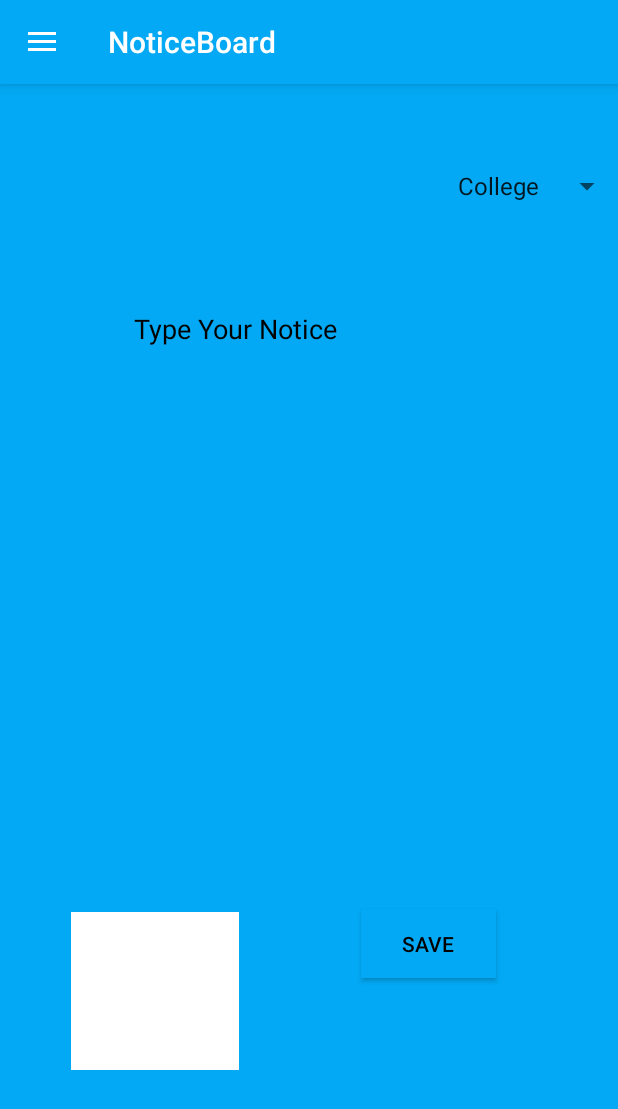
After one commit to Vibsterr99/NoticeBoard, an Android app: the fragment postfrag placed in its activity, on a phone screen of 412 x 824 dp. The commit adds this screen. Shown: the top 1109 px of the screen. Run offline under Robolectric (Android 15) with nearby library versions, the phone set to English and light mode, and no system bars; our stand-ins replace Firebase (no records; nobody signed in at launch, a user with empty details on screens opened directly).

Commit message:
major changes -> other info page done -> recycleview set -> post working and uploading

```diff
--- a/app/build.gradle
+++ b/app/build.gradle
@@ -65,7 +65,8 @@ dependencies {
     implementation "androidx.recyclerview:recyclerview:1.1.0"
     implementation "androidx.recyclerview:recyclerview-selection:1.1.0-rc03"
     implementation "androidx.cardview:cardview:1.0.0"
-
+    implementation 'androidx.legacy:legacy-support-v4:1.0.0'
+    implementation 'com.google.firebase:firebase-storage:19.2.0'
 
 
     testImplementation 'junit:junit:4.+'
--- a/app/src/main/AndroidManifest.xml
+++ b/app/src/main/AndroidManifest.xml
@@ -9,7 +9,7 @@
         android:roundIcon="@mipmap/ic_launcher_round"
         android:supportsRtl="true"
         android:theme="@style/Theme.NoticeBoard">
-        <activity android:name=".mainNoticeBoard"></activity>
+        <activity android:name=".mainNoticeBoard" />
         <activity android:name=".otherinfo" />
         <activity android:name=".MainActivity">
             <intent-filter>
--- /dev/null
+++ b/app/src/main/java/com/project/noticeboard/homefrag.java
@@ -0,0 +1,74 @@
+package com.project.noticeboard;
+
+import android.os.Bundle;
+
+import androidx.fragment.app.Fragment;
+import androidx.recyclerview.widget.LinearLayoutManager;
+import androidx.recyclerview.widget.RecyclerView;
+
+import android.view.LayoutInflater;
+import android.view.View;
+import android.view.ViewGroup;
+
+import java.util.ArrayList;
+import java.util.List;
+
+
+public class homefrag extends Fragment {
+
+    // TODO: Rename parameter arguments, choose names that match
+    // the fragment initialization parameters, e.g. ARG_ITEM_NUMBER
+    private static final String ARG_PARAM1 = "param1";
+    private static final String ARG_PARAM2 = "param2";
+
+    // TODO: Rename and change types of parameters
+    private String mParam1;
+    private String mParam2;
+
+    // TODO: Rename and change types and number of parameters
+    public static homefrag newInstance(String param1, String param2) {
+        homefrag fragment = new homefrag();
+        Bundle args = new Bundle();
+        args.putString(ARG_PARAM1, param1);
+        args.putString(ARG_PARAM2, param2);
+        fragment.setArguments(args);
+        return fragment;
+    }
+
+    @Override
+    public void onCreate(Bundle savedInstanceState) {
+        super.onCreate(savedInstanceState);
+        if (getArguments() != null) {
+            mParam1 = getArguments().getString(ARG_PARAM1);
+            mParam2 = getArguments().getString(ARG_PARAM2);
+        }
+    }
+
+
+    RecyclerView recyclerview;
+    List<post> notice;
+
+    @Override
+    public View onCreateView(LayoutInflater inflater, ViewGroup container,
+                             Bundle savedInstanceState) {
+        // Inflate the layout for this fragment
+        View view=inflater.inflate(R.layout.fragment_homefrag, container, false);
+
+        recyclerview=view.findViewById(R.id.homerecycler);
+        recyclerview.setHasFixedSize(true);
+        recyclerview.setLayoutManager(new LinearLayoutManager(getContext()));
+
+
+        list();
+
+        return view;
+    }
+
+    private List<post> list() {
+
+        notice=new ArrayList<>();
+//        notice.add(new post())
+
+        return null;
+    }
+}
--- a/app/src/main/java/com/project/noticeboard/mainNoticeBoard.java
+++ b/app/src/main/java/com/project/noticeboard/mainNoticeBoard.java
@@ -4,36 +4,83 @@ import androidx.annotation.NonNull;
 import androidx.appcompat.app.ActionBarDrawerToggle;
 import androidx.appcompat.app.AppCompatActivity;
 
+import android.content.Context;
 import android.content.Intent;
 import android.os.Bundle;
+import android.util.Log;
 import android.view.Gravity;
+import android.view.LayoutInflater;
 import android.view.Menu;
 import android.view.MenuInflater;
 import android.view.MenuItem;
+import android.view.View;
+import android.widget.LinearLayout;
+import android.widget.RelativeLayout;
 import android.widget.TextView;
+import android.widget.Toast;
 
 import androidx.appcompat.widget.Toolbar;
 import androidx.core.view.GravityCompat;
 import androidx.drawerlayout.widget.DrawerLayout;
 
+import com.google.android.gms.tasks.OnFailureListener;
+import com.google.android.gms.tasks.OnSuccessListener;
 import com.google.android.material.navigation.NavigationView;
 import com.google.firebase.auth.FirebaseAuth;
+import com.google.firebase.firestore.DocumentReference;
+import com.google.firebase.firestore.DocumentSnapshot;
+import com.google.firebase.firestore.FirebaseFirestore;
 import com.project.noticeboard.databinding.ActivityMainNoticeBoardBinding;
 import com.project.noticeboard.databinding.ActivityOtherinfoBinding;
 
-public class mainNoticeBoard extends AppCompatActivity {
+public class mainNoticeBoard extends AppCompatActivity implements NavigationView.OnNavigationItemSelectedListener {
     ActivityMainNoticeBoardBinding binding;
 
     private DrawerLayout drawer;
     private NavigationView navigationview;
     private TextView username;
-    private TextView mail;
+    private TextView email;
+    private static final String TAG="mainNoticeBoard";
+    private static final String key_username = "username";
+    private static final String key_mail = "email";
+
 
     @Override
     protected void onStart() {
         super.onStart();
 
+        FirebaseFirestore db;
 
+        db=FirebaseFirestore.getInstance();
+        DocumentReference ref = db.collection("user").document(FirebaseAuth.getInstance().getCurrentUser().getUid());
+        ref.get()
+                .addOnSuccessListener(new OnSuccessListener<DocumentSnapshot>(){
+                    @Override
+                    public void onSuccess(DocumentSnapshot documentSnapshot) {
+                        if(documentSnapshot.exists()){
+
+                            String name=documentSnapshot.getString(key_username);
+                            String mail=documentSnapshot.getString(key_mail);
+                            username.setText(name);
+                            email.setText(mail);
+
+
+                        }
+                        else{
+                            Toast.makeText(mainNoticeBoard.this, "Sorry, your information is not saved!", Toast.LENGTH_SHORT).show();
+                            Intent intent=new Intent(getApplicationContext(),otherinfo.class);
+                            intent.addFlags(Intent.FLAG_ACTIVITY_CLEAR_TASK | Intent.FLAG_ACTIVITY_CLEAR_TOP);
+                            startActivity(intent);
+                        }
+                    }
+                })
+                .addOnFailureListener(new OnFailureListener() {
+                    @Override
+                    public void onFailure(@NonNull Exception e) {
+                        Toast.makeText(mainNoticeBoard.this, "Error!", Toast.LENGTH_SHORT).show();
+                        Log.i(TAG, "onFailure: "+e.toString());
+                    }
+                });
     }
 
     @Override
@@ -43,20 +90,71 @@ public class mainNoticeBoard extends AppCompatActivity {
         setContentView(binding.getRoot());
 
 
-        username=findViewById(R.id.header_username);
-        mail=findViewById(R.id.header_mail);
+
+        LinearLayout rl = findViewById(R.id.headerlayout);
+        LayoutInflater inflater = (LayoutInflater)this.getSystemService(Context.LAYOUT_INFLATER_SERVICE);
+        View vi = inflater.inflate(R.layout.header_navbar, null);
+
+
+
+        username=vi.findViewById(R.id.header_username);
+        email=vi.findViewById(R.id.header_mail);
+
 
 
         Toolbar toolbar=findViewById(R.id.toolbar);
         setSupportActionBar(toolbar);
         drawer=binding.drawerLayout;
         navigationview=binding.navView;
+        navigationview.bringToFront();
 
-        navigationview.bringToFront();
+        navigationview.setNavigationItemSelectedListener(this);
+
+
         ActionBarDrawerToggle toggle=new ActionBarDrawerToggle(this, drawer,toolbar,
                 R.string.navigation_drawer_open,R.string.navigation_drawer_close);
         drawer.addDrawerListener(toggle);
         toggle.syncState();
+
+        if(savedInstanceState==null)
+        getSupportFragmentManager().beginTransaction().replace(R.id.fragment_container,
+                new homefrag()).commit();
+        navigationview.setCheckedItem(R.id.nav_home);
+
+
+    }
+
+    @Override
+    public boolean onNavigationItemSelected(@NonNull MenuItem item) {
+        switch (item.getItemId()){
+            case R.id.nav_home:
+
+                getSupportFragmentManager().beginTransaction().replace(R.id.fragment_container,
+                        new homefrag()).commit();
+
+                break;
+            case R.id.nav_hostel:
+
+                getSupportFragmentManager().beginTransaction().replace(R.id.fragment_container,
+                        new hostelfrag()).commit();
+
+                break;
+            case R.id.nav_post:
+
+                getSupportFragmentManager().beginTransaction().replace(R.id.fragment_container,
+                        new postfrag()).commit();
+
+                break;
+            case R.id.nav_logout:
+
+                Intent intent=new Intent(getApplicationContext(),MainActivity.class);
+                intent.addFlags(Intent.FLAG_ACTIVITY_CLEAR_TASK | Intent.FLAG_ACTIVITY_CLEAR_TOP);
+                startActivity(intent);
+                FirebaseAuth.getInstance().signOut();
+        }
+
+        drawer.closeDrawer(GravityCompat.START);
+        return true;
     }
 
     @Override
--- /dev/null
+++ b/app/src/main/java/com/project/noticeboard/postfrag.java
@@ -0,0 +1,315 @@
+package com.project.noticeboard;
+
+import android.app.ProgressDialog;
+import android.content.Context;
+import android.content.Intent;
+import android.net.Uri;
+import android.os.Bundle;
+
+import androidx.annotation.NonNull;
+import androidx.annotation.Nullable;
+import androidx.fragment.app.Fragment;
+
+import android.text.Editable;
+import android.util.Log;
+import android.view.LayoutInflater;
+import android.view.View;
+import android.view.ViewGroup;
+import android.widget.AdapterView;
+import android.widget.ArrayAdapter;
+import android.widget.ProgressBar;
+import android.widget.Spinner;
+import android.widget.Toast;
+
+import com.google.android.gms.tasks.OnFailureListener;
+import com.google.android.gms.tasks.OnSuccessListener;
+import com.google.android.gms.tasks.Task;
+import com.google.android.material.snackbar.Snackbar;
+import com.google.firebase.Timestamp;
+import com.google.firebase.auth.FirebaseAuth;
+import com.google.firebase.firestore.DocumentReference;
+import com.google.firebase.firestore.DocumentSnapshot;
+import com.google.firebase.firestore.FirebaseFirestore;
+import com.google.firebase.storage.FirebaseStorage;
+import com.google.firebase.storage.OnProgressListener;
+import com.google.firebase.storage.StorageReference;
+import com.google.firebase.storage.UploadTask;
+import com.project.noticeboard.databinding.FragmentPostfragBinding;
+
+import java.security.Key;
+import java.util.HashMap;
+import java.util.Map;
+import java.util.UUID;
+
+import static android.app.Activity.RESULT_OK;
+import static com.google.firebase.Timestamp.now;
+
+/**
+ * A simple {@link Fragment} subclass.
+ * Use the {@link postfrag#newInstance} factory method to
+ * create an instance of this fragment.
+ */
+public class postfrag<Static> extends Fragment {
+
+
+    // TODO: Rename parameter arguments, choose names that match
+    // the fragment initialization parameters, e.g. ARG_ITEM_NUMBER
+    private static final String ARG_PARAM1 = "param1";
+    private static final String ARG_PARAM2 = "param2";
+
+    // TODO: Rename and change types of parameters
+    private String mParam1;
+    private String mParam2;
+
+    private static final String TAG="postfrag";
+
+    public postfrag() {
+        // Required empty public constructor
+    }
+
+    /**
+     * Use this factory method to create a new instance of
+     * this fragment using the provided parameters.
+     *
+     * @param param1 Parameter 1.
+     * @param param2 Parameter 2.
+     * @return A new instance of fragment postfrag.
+     */
+    // TODO: Rename and change types and number of parameters
+    public static postfrag newInstance(String param1, String param2) {
+        postfrag fragment = new postfrag();
+        Bundle args = new Bundle();
+        args.putString(ARG_PARAM1, param1);
+        args.putString(ARG_PARAM2, param2);
+        fragment.setArguments(args);
+        return fragment;
+    }
+
+    @Override
+    public void onCreate(Bundle savedInstanceState) {
+        super.onCreate(savedInstanceState);
+        if (getArguments() != null) {
+            mParam1 = getArguments().getString(ARG_PARAM1);
+            mParam2 = getArguments().getString(ARG_PARAM2);
+        }
+    }
+    private FragmentPostfragBinding binding;
+    public Uri imageuri;
+    private FirebaseStorage storage;
+    private StorageReference storageReference;
+    private Task<Uri> uriurl;
+    private String url;
+    private Spinner spinner;
+    ArrayAdapter<CharSequence>  arrayAdapter;
+    private String type;
+    private static final String randomKey= UUID.randomUUID().toString();
+    private static final String key_time = "time stamp";
+    private static final String key_notice = "notice";
+    private static final String key_image = "image name";
+//    public static Timestamp timestamp= now();
+    public static Integer imageflag=0;
+    public static String college;
+    public static String hostel;
+    public static FirebaseFirestore db=FirebaseFirestore.getInstance();
+    public String category;
+
+
+    @Override
+    public View onCreateView(LayoutInflater inflater, ViewGroup container,
+                             Bundle savedInstanceState) {
+        // Inflate the layout for this fragment
+        binding=FragmentPostfragBinding.inflate(inflater,container,false);
+        View view=binding.getRoot();
+
+        storage=FirebaseStorage.getInstance();
+        storageReference=storage.getReference();
+
+        binding.savepost.setOnClickListener(new View.OnClickListener() {
+            @Override
+            public void onClick(View v) {
+                uploadPicture();
+                NoticeUpload();
+            }
+        });
+
+
+        binding.imagepost.setOnClickListener(new View.OnClickListener() {
+            @Override
+            public void onClick(View v) {
+                choosepicture();
+            }
+        });
+
+
+        spinner=binding.spinner;
+        arrayAdapter=ArrayAdapter.createFromResource(getActivity(),R.array.cllgtype,android.R.layout.simple_spinner_item);
+        arrayAdapter.setDropDownViewResource(android.R.layout.simple_spinner_dropdown_item);
+        spinner.setAdapter(arrayAdapter);
+
+        spinner.setOnItemSelectedListener(new AdapterView.OnItemSelectedListener() {
+            @Override
+            public void onItemSelected(AdapterView<?> parent, View view, int position, long id) {
+                category = spinner.getSelectedItem().toString();
+            }
+
+            @Override
+            public void onNothingSelected(AdapterView<?> parent) {
+
+            }
+        });
+        return view;
+    }
+
+    @Override
+    public void onStart() {
+        super.onStart();
+        userview();
+    }
+
+    private void choosepicture() {
+
+        Intent intent=new Intent(Intent.ACTION_GET_CONTENT);
+        intent.setType("image/*");
+        startActivityForResult(intent,1);
+
+
+
+    }
+
+    @Override
+    public void onActivityResult(int requestCode, int resultCode, @Nullable Intent data) {
+        super.onActivityResult(requestCode, resultCode, data);
+
+        if(requestCode==1 && resultCode==RESULT_OK && data!=null && data.getData()!=null){
+
+            imageuri=data.getData();
+            binding.imagepost.setImageURI(imageuri);
+            Log.i(TAG, "onActivityResult: "+imageuri);
+            imageflag=1;
+
+        }
+
+    }
+
+    private void uploadPicture() {
+
+        if (imageflag == 1) {
+
+
+            StorageReference Ref = storageReference.child("images/" + (FirebaseAuth.getInstance().getCurrentUser().getUid()) + "/" + randomKey);
+
+            Ref.putFile(imageuri)
+                    .addOnSuccessListener(new OnSuccessListener<UploadTask.TaskSnapshot>() {
+                        @Override
+                        public void onSuccess(UploadTask.TaskSnapshot taskSnapshot) {
+                            uriurl = taskSnapshot.getStorage().getDownloadUrl();
+                            if (uriurl.isSuccessful()) {
+                                url = uriurl.getResult().toString();
+                            }
+
+
+                            Snackbar.make(getActivity().findViewById(android.R.id.content), "Image Uploaded", Snackbar.LENGTH_LONG).show();
+                        }
+                    })
+                    .addOnFailureListener(new OnFailureListener() {
+                        @Override
+                        public void onFailure(@NonNull Exception exception) {
+
+                            Toast.makeText(getActivity(), "Failed To Upload", Toast.LENGTH_SHORT).show();
+                        }
+                    });
+        }
+    }
+
+
+    private void NoticeUpload(){
+        final ProgressDialog pd = new ProgressDialog(getActivity());
+        pd.setTitle("Posting!");
+        pd.show();
+
+
+        Map<String, Object> noticepost=new HashMap<>();
+        Timestamp timestamp= now();
+        noticepost.put(key_time,timestamp);
+        String Notice=binding.notice.getText().toString();
+        noticepost.put(key_notice,Notice);
+        noticepost.put("Category",category);
+        if(imageflag==1){
+            noticepost.put(key_image,randomKey);
+        }
+        else if(imageflag==0){
+            noticepost.put(key_image,null);
+        }
+        noticepost.put("College Name",college);
+        noticepost.put("Hostel Name",hostel);
+        noticepost.put("Key",randomKey);
+
+        String coll="";
+        Log.i(TAG, "NoticeUpload: "+category);
+//        if(category=="College")
+//            coll="College post";
+//        if(category=="Hostel")
+//            coll="Hostel post";
+
+
+
+        db.collection(category).document(UUID.randomUUID().toString()).set(noticepost)
+                .addOnSuccessListener(new OnSuccessListener<Void>() {
+                    @Override
+                    public void onSuccess(Void aVoid) {
+                        Toast.makeText(getActivity(), "posted", Toast.LENGTH_SHORT).show();
+                        Log.d(TAG, "onSuccess: post saved");
+                        pd.dismiss();
+                        getFragmentManager()
+                                .beginTransaction()
+                                .detach(postfrag.this)
+                                .attach(postfrag.this)
+                                .commit();
+
+                    }
+                })
+                .addOnFailureListener(new OnFailureListener() {
+                    @Override
+                    public void onFailure(@NonNull Exception e) {
+                        Toast.makeText(getActivity(), "Error!", Toast.LENGTH_SHORT).show();
+                        Log.d(TAG, "onFailure: not posted");
+                    }
+                });
+    }
+
+
+    private void userview() {
+        db=FirebaseFirestore.getInstance();
+        DocumentReference ref = db.collection("user").document(FirebaseAuth.getInstance().getCurrentUser().getUid());
+        ref.get()
+                .addOnSuccessListener(new OnSuccessListener<DocumentSnapshot>(){
+                    @Override
+                    public void onSuccess(DocumentSnapshot documentSnapshot) {
+                        if(documentSnapshot.exists()){
+
+                            String name=documentSnapshot.getString("username");
+                            binding.user.setText(name);
+                            Log.i(TAG, name);
+                            college=documentSnapshot.getString("college name");
+                            hostel=documentSnapshot.getString("hostel");
+
+                        }
+                        else{
+                            Toast.makeText(getActivity(), "Sorry, your information is not saved!", Toast.LENGTH_SHORT).show();
+                            Intent intent=new Intent(getActivity(),otherinfo.class);
+                            intent.addFlags(Intent.FLAG_ACTIVITY_CLEAR_TASK | Intent.FLAG_ACTIVITY_CLEAR_TOP);
+                            startActivity(intent);
+                        }
+                    }
+                })
+                .addOnFailureListener(new OnFailureListener() {
+                    @Override
+                    public void onFailure(@NonNull Exception e) {
+                        Toast.makeText(getActivity(), "Error!", Toast.LENGTH_SHORT).show();
+                        Log.i(TAG, "onFailure: "+e.toString());
+                    }
+                });
+    }
+
+
+}
--- /dev/null
+++ b/app/src/main/res/layout/fragment_postfrag.xml
@@ -0,0 +1,89 @@
+<?xml version="1.0" encoding="utf-8"?>
+<androidx.constraintlayout.widget.ConstraintLayout xmlns:android="http://schemas.android.com/apk/res/android"
+    xmlns:tools="http://schemas.android.com/tools"
+    android:layout_width="match_parent"
+    android:layout_height="match_parent"
+    xmlns:app="http://schemas.android.com/apk/res-auto"
+    tools:context=".postfrag"
+    android:background="@color/blue">
+
+    <!-- TODO: Update blank fragment layout -->
+    <TextView
+        android:id="@+id/user"
+        android:layout_width="132dp"
+        android:layout_height="42dp"
+        android:background="@color/blue"
+        android:paddingLeft="10dp"
+        android:textColor="@color/black"
+        android:textSize="25dp"
+        app:layout_constraintBottom_toBottomOf="parent"
+        app:layout_constraintEnd_toEndOf="parent"
+        app:layout_constraintHorizontal_bias="0.058"
+        app:layout_constraintStart_toStartOf="parent"
+        app:layout_constraintTop_toTopOf="parent"
+        app:layout_constraintVertical_bias="0.065" />
+
+    <EditText
+        android:id="@+id/notice"
+        android:layout_width="300dp"
+        android:layout_height="300dp"
+        android:background="@color/blue"
+        android:gravity="start"
+        android:hint="Type Your Notice"
+        android:inputType="text"
+        android:padding="10dp"
+        android:shadowColor="#000000"
+        android:textColor="@color/black"
+        android:textColorHint="@color/black"
+        android:textSize="18dp"
+        app:layout_constraintBottom_toBottomOf="parent"
+        app:layout_constraintEnd_toEndOf="parent"
+        app:layout_constraintHorizontal_bias="0.711"
+        app:layout_constraintStart_toStartOf="parent"
+        app:layout_constraintTop_toTopOf="parent"
+        app:layout_constraintVertical_bias="0.301" />
+
+    <ImageView
+        android:id="@+id/imagepost"
+        android:layout_width="112dp"
+        android:layout_height="105dp"
+        android:background="@android:color/white"
+        app:layout_constraintBottom_toBottomOf="parent"
+        app:layout_constraintEnd_toEndOf="parent"
+        app:layout_constraintHorizontal_bias="0.157"
+        app:layout_constraintStart_toStartOf="parent"
+        app:layout_constraintTop_toTopOf="parent"
+        app:layout_constraintVertical_bias="0.833" />
+
+    <Button
+        android:id="@+id/savepost"
+        android:layout_width="90dp"
+        android:layout_height="46dp"
+        android:background="@color/blue"
+        android:elevation="10dp"
+        android:padding="10dp"
+        android:shadowColor="@color/black"
+        android:text="SAVE"
+        android:textColor="@color/black"
+        app:layout_constraintBottom_toBottomOf="parent"
+        app:layout_constraintEnd_toEndOf="parent"
+        app:layout_constraintHorizontal_bias="0.747"
+        app:layout_constraintStart_toStartOf="parent"
+        app:layout_constraintTop_toTopOf="parent"
+        app:layout_constraintVertical_bias="0.762" />
+
+    <Spinner
+        android:id="@+id/spinner"
+        android:layout_width="wrap_content"
+        android:layout_height="wrap_content"
+        android:layout_marginStart="149dp"
+        android:layout_marginTop="56dp"
+        android:layout_marginEnd="65dp"
+        app:layout_constraintBottom_toTopOf="@+id/notice"
+        app:layout_constraintEnd_toEndOf="parent"
+        app:layout_constraintHorizontal_bias="0.0"
+        app:layout_constraintStart_toEndOf="@+id/user"
+        app:layout_constraintTop_toTopOf="parent"
+        app:layout_constraintVertical_bias="0.0" />
+
+</androidx.constraintlayout.widget.ConstraintLayout>
--- a/app/src/main/res/layout/header_navbar.xml
+++ b/app/src/main/res/layout/header_navbar.xml
@@ -1,5 +1,6 @@
 <?xml version="1.0" encoding="utf-8"?>
 <LinearLayout xmlns:android="http://schemas.android.com/apk/res/android"
+    android:id="@+id/headerlayout"
     android:layout_width="match_parent"
     android:layout_height="100dp"
     android:background="#03A9F4"
@@ -13,7 +14,7 @@
         android:layout_width="wrap_content"
         android:layout_height="wrap_content"
         android:padding="5dp"
-        android:text="try"
+        android:text=""
         android:textColor="@color/black"
         android:textSize="25dp" />
 
@@ -22,7 +23,7 @@
         android:layout_width="wrap_content"
         android:layout_height="wrap_content"
         android:padding="5dp"
-        android:text="try"
+        android:text=""
         android:textColor="@color/black"
         android:textSize="20dp" />
 
--- a/app/src/main/res/menu/navbar_main.xml
+++ b/app/src/main/res/menu/navbar_main.xml
@@ -19,7 +19,7 @@
     <item android:title="">
         <menu>
             <item
-                android:id="@+id/logout"
+                android:id="@+id/nav_logout"
                 android:icon="@drawable/ic_logout"
                 android:title="Logout" />
         </menu>
--- a/app/src/main/res/values/colors.xml
+++ b/app/src/main/res/values/colors.xml
@@ -7,4 +7,5 @@
     <color name="teal_700">#FF018786</color>
     <color name="black">#FF000000</color>
     <color name="white">#FFFFFFFF</color>
+    <color name="blue">#03A9F4</color>
 </resources>
--- a/app/src/main/res/values/strings.xml
+++ b/app/src/main/res/values/strings.xml
@@ -3,4 +3,13 @@
 
     <string name="navigation_drawer_open">Open navigation drawer</string>
     <string name="navigation_drawer_close">Close navigation drawer</string>
+    <!-- TODO: Remove or change this placeholder text -->
+    <string name="hello_blank_fragment">Hello blank fragment</string>
+
+    <string-array name="cllgtype">
+
+        <item>College</item>
+        <item>Hostel</item>
+
+    </string-array>
 </resources>
```
Also changed, not shown: app/src/main/java/com/project/noticeboard/hostelfrag.java (added, +64 -0 lines), app/src/main/java/com/project/noticeboard/otherinfo.java (+8 -14 lines), app/src/main/java/com/project/noticeboard/post.java (+16 -11 lines), app/src/main/res/layout/fragment_homefrag.xml (added, +14 -0 lines), app/src/main/res/layout/fragment_hostelfrag.xml (added, +14 -0 lines).
